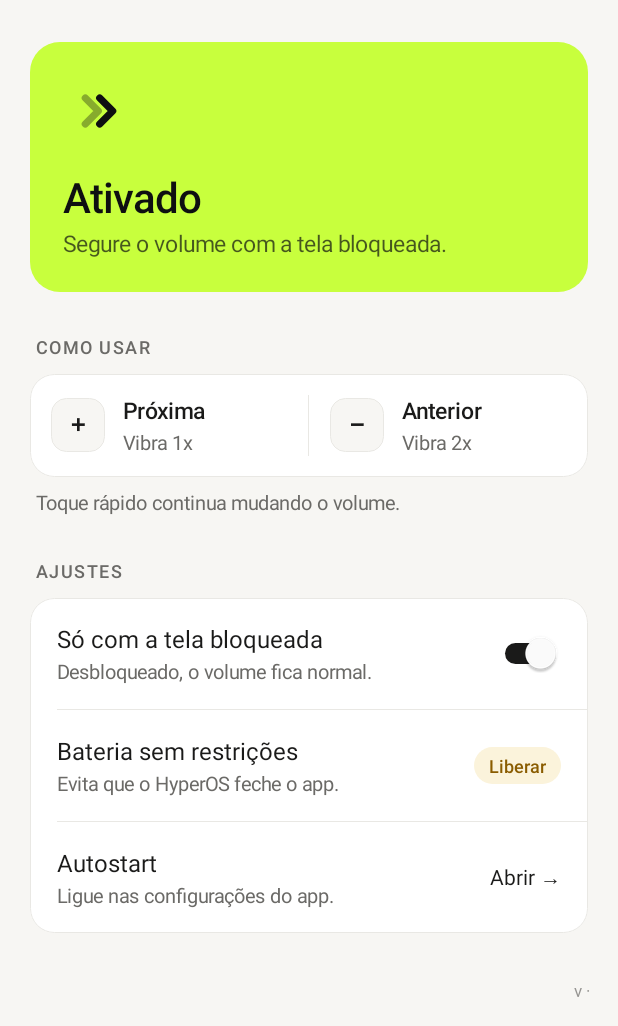
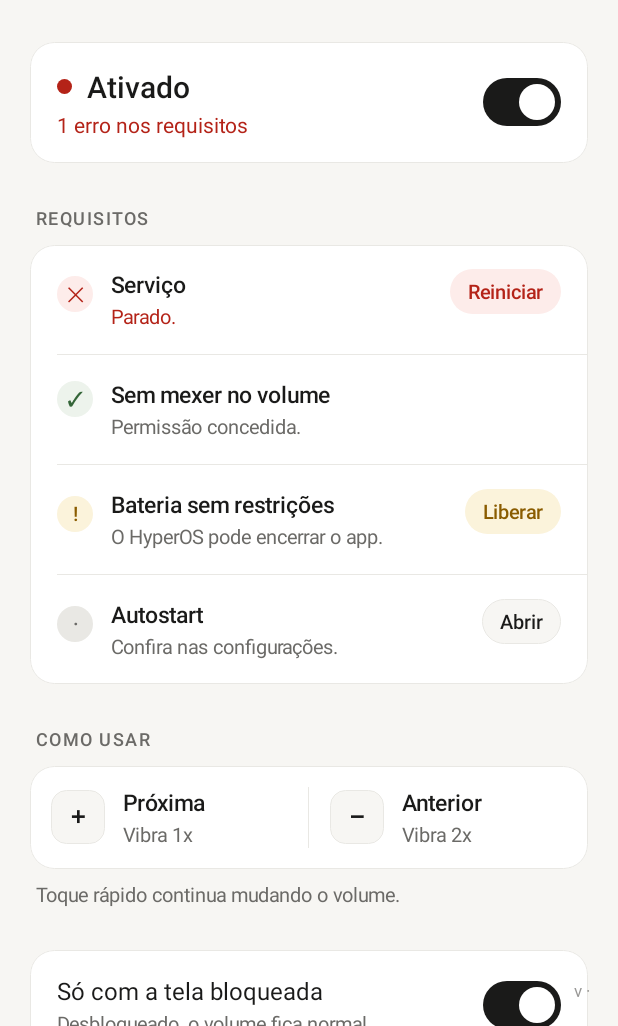
Before and after one commit to renanrmsantos14/RenanSkip, an Android app: the screen it shows after launch (MainActivity), after a tap on "Desligado", on a phone screen of 412 x 824 dp, the part 210-1236 px from its top. Run offline under Robolectric (Android 15) with nearby library versions, the phone set to English and light mode, and no system bars; libraries missing offline, so code that uses them is left out: org.lsposed.hiddenapibypass; network calls fail.

Commit message:
UI: status conciso, requisitos com estado e interruptor visível
- Status vira uma linha: ponto colorido + "Ativado/Desligado" + resumo
  ("Tudo pronto.", "Funciona, com N pendências" ou "N erros nos
  requisitos", em vermelho) e o interruptor à direita.
- Nova seção "Requisitos", cada item com selo ✓/!/✕/· e a ação só quando
  precisa: Serviço (rodando ou parado → Reiniciar), Sem mexer no volume
  (permissão do ADB; erro se concedida mas o toque longo não ativou →
  Reiniciar), Bateria sem restrições (Liberar) e Autostart (não
  detectável, só Abrir).
- SkipService expõe `running` e `longPressActive` (estáticos, mesmo
  processo) para a tela detectar erro de verdade; a tela redesenha
  700 ms depois de ligar ou reiniciar o serviço.
- Interruptor desenhado (Toggle) no lugar do Switch do sistema: ligado =
  trilho cheio (lima no escuro, tinta no claro) com bolinha contrastante;
  desligado = contorno de 2dp em cinza forte. Acessibilidade anuncia como
  switch com estado.
- "Só com a tela bloqueada" vai para um cartão próprio no fim; sai o
  bloco "Ajustes" e as pílulas antigas.

Co-Authored-By: Claude Opus 5.5 <noreply@anthropic.com>

```diff
--- a/app/src/main/java/br/renan/renanskip/MainActivity.java
+++ b/app/src/main/java/br/renan/renanskip/MainActivity.java
@@ -36,15 +36,15 @@ import android.widget.Toast;
 /** Tela única, monocromática: estado, como usar e ajustes. UI feita em código (sem AndroidX). */
 public class MainActivity extends Activity {
     // Paleta (claro / escuro): neutra, um único acento para "ativo" (lima da logo no escuro).
-    private int bg, surface, line, ink, muted, okFg, okBg, warnFg, warnBg;
+    private int bg, surface, line, ink, muted, okFg, okBg, warnFg, warnBg, errFg, errBg;
     private boolean dark;
     private float density;
 
     private SharedPreferences prefs;
-    private TextView statusTitle, statusLine, modePill, batteryPill, updateTitle;
-    private LinearLayout hero, settings;
-    private Chevrons heroIcon;
-    private View updateCard, lockedRow, modeRow, batRow, autoRow;
+    private TextView statusTitle, statusLine, updateTitle;
+    private View statusDot, updateCard;
+    private Toggle enabled;
+    private LinearLayout reqs;
     private Updater.Release release;
 
     @Override protected void onCreate(Bundle b) {
@@ -83,26 +83,38 @@ public class MainActivity extends Activity {
         pressable(updateCard, v -> installUpdate());
         col.addView(updateCard, spaced(12));
 
-        // Estado: o cartão inteiro é o botão de ligar/desligar
-        hero = new LinearLayout(this);
-        hero.setOrientation(LinearLayout.VERTICAL);
-        hero.setPadding(dp(22), dp(22), dp(22), dp(22));
-        hero.setBackground(heroBg(false));
-        heroIcon = new Chevrons(0, line, muted);
-        hero.addView(heroIcon, new LinearLayout.LayoutParams(dp(48), dp(48)));
-        statusTitle = text("", 28, ink, true);
-        statusTitle.setLetterSpacing(-0.02f);
-        statusTitle.setPadding(0, dp(14), 0, 0);
-        hero.addView(statusTitle);
-        statusLine = text("", 15, muted, false);
+        // Estado: uma linha, com resumo dos requisitos e o interruptor
+        LinearLayout status = card();
+        LinearLayout sRow = row();
+        LinearLayout sText = new LinearLayout(this);
+        sText.setOrientation(LinearLayout.VERTICAL);
+        LinearLayout sTitle = new LinearLayout(this);
+        sTitle.setGravity(Gravity.CENTER_VERTICAL);
+        statusDot = new View(this);
+        sTitle.addView(statusDot, new LinearLayout.LayoutParams(dp(10), dp(10)));
+        statusTitle = text("", 20, ink, true);
+        statusTitle.setPadding(dp(10), 0, 0, 0);
+        sTitle.addView(statusTitle);
+        statusLine = text("", 14, muted, false);
         statusLine.setPadding(0, dp(2), 0, 0);
-        hero.addView(statusLine);
-        pressable(hero, v -> {
-            prefs.edit().putBoolean(SkipService.KEY_ENABLED, !prefs.getBoolean(SkipService.KEY_ENABLED, false)).apply();
+        sText.addView(sTitle);
+        sText.addView(statusLine);
+        sRow.addView(sText, new LinearLayout.LayoutParams(0, -2, 1));
+        enabled = new Toggle(prefs.getBoolean(SkipService.KEY_ENABLED, false), on -> {
+            prefs.edit().putBoolean(SkipService.KEY_ENABLED, on).apply();
             SkipService.sync(this);
-            renderStatus();
+            render();
+            statusDot.postDelayed(this::render, 700); // o serviço sobe em seguida
         });
-        col.addView(hero, spaced(28));
+        sRow.addView(enabled, new LinearLayout.LayoutParams(dp(52), dp(32)));
+        status.addView(sRow);
+        pressable(status, v -> enabled.toggle());
+        col.addView(status, spaced(28));
+
+        // Requisitos: cada item com estado (ok, pendente, erro) e a ação para resolver
+        col.addView(label("Requisitos"));
+        reqs = card();
+        col.addView(reqs, spaced(28));
 
         // Como usar
         col.addView(label("Como usar"));
@@ -120,28 +132,24 @@ public class MainActivity extends Activity {
         note.setPadding(dp(4), 0, dp(4), dp(28));
         col.addView(note);
 
-        // Ajustes: só o que ainda precisa de atenção (ver renderSettings)
-        col.addView(label("Ajustes"));
-        settings = card();
-        Switch onlyLocked = toggle(prefs.getBoolean(SkipService.KEY_ONLY_LOCKED, true));
-        onlyLocked.setOnCheckedChangeListener((v, c) -> {
-            prefs.edit().putBoolean(SkipService.KEY_ONLY_LOCKED, c).apply();
-            renderStatus();
+        // Preferência
+        LinearLayout pref = card();
+        Toggle onlyLocked = new Toggle(prefs.getBoolean(SkipService.KEY_ONLY_LOCKED, true), on -> {
+            prefs.edit().putBoolean(SkipService.KEY_ONLY_LOCKED, on).apply();
+            render();
         });
-        lockedRow = settingRow("Só com a tela bloqueada", "Desbloqueado, o volume fica normal.", onlyLocked);
-        pressable(lockedRow, v -> onlyLocked.toggle());
-
-        modePill = pill();
-        modeRow = settingRow("Sem mexer no volume", "Libere uma vez pelo ADB.", modePill);
-        pressable(modeRow, v -> copyAdbCommand());
-
-        batteryPill = pill();
-        batRow = settingRow("Bateria sem restrições", "Evita que o HyperOS feche o app.", batteryPill);
-        pressable(batRow, v -> startActivity(new Intent(Settings.ACTION_REQUEST_IGNORE_BATTERY_OPTIMIZATIONS, Uri.parse("package:" + getPackageName()))));
-
-        autoRow = settingRow("Autostart", "Ligue nas configurações do app.", text("Abrir →", 14, ink, false));
-        pressable(autoRow, v -> startActivity(new Intent(Settings.ACTION_APPLICATION_DETAILS_SETTINGS, Uri.parse("package:" + getPackageName()))));
-        col.addView(settings, spaced(0));
+        LinearLayout lr = row();
+        LinearLayout lt = new LinearLayout(this);
+        lt.setOrientation(LinearLayout.VERTICAL);
+        lt.addView(text("Só com a tela bloqueada", 16, ink, false));
+        TextView ls = text("Desbloqueado, o volume fica normal.", 13, muted, false);
+        ls.setPadding(0, dp(2), 0, 0);
+        lt.addView(ls);
+        lr.addView(lt, new LinearLayout.LayoutParams(0, -2, 1));
+        lr.addView(onlyLocked, new LinearLayout.LayoutParams(dp(52), dp(32)));
+        pref.addView(lr);
+        pressable(pref, v -> onlyLocked.toggle());
+        col.addView(pref, spaced(0));
 
         ScrollView scroll = new ScrollView(this);
         scroll.setFillViewport(true);
@@ -165,49 +173,110 @@ public class MainActivity extends Activity {
 
     @Override protected void onResume() {
         super.onResume();
-        boolean ignoring = getSystemService(PowerManager.class).isIgnoringBatteryOptimizations(getPackageName());
-        setPill(batteryPill, "Liberar", false);
-        setPill(modePill, "Copiar ADB", false);
-        renderSettings(ignoring, LongPress.granted(this));
-        renderStatus();
         SkipService.sync(this);
+        render();
+        statusDot.postDelayed(this::render, 700);
         checkUpdate();
     }
 
-    private void renderStatus() {
+    private static final int OK = 0, WARN = 1, ERR = 2, INFO = 3;
+
+    /** Estado + requisitos. Conta como problema só o que dá para detectar (Autostart não dá). */
+    private void render() {
         boolean on = prefs.getBoolean(SkipService.KEY_ENABLED, false);
-        boolean onlyLocked = prefs.getBoolean(SkipService.KEY_ONLY_LOCKED, true);
+        boolean adb = LongPress.granted(this);
+        boolean battery = getSystemService(PowerManager.class).isIgnoringBatteryOptimizations(getPackageName());
+        boolean running = SkipService.running;
+
+        reqs.removeAllViews();
+        int errors = 0, pending = 0;
+
+        if (on) {
+            reqs.addView(reqRow(running ? OK : ERR, "Serviço",
+                    running ? "Rodando." : "Parado.",
+                    running ? null : "Reiniciar", v -> { SkipService.sync(this); statusDot.postDelayed(this::render, 700); }));
+            reqs.addView(divider());
+            if (!running) errors++;
+        }
+
+        boolean lpFailed = on && running && adb && !SkipService.longPressActive;
+        int adbState = lpFailed ? ERR : adb ? OK : WARN;
+        reqs.addView(reqRow(adbState, "Sem mexer no volume",
+                lpFailed ? "Permissão dada, mas não ativou. Reinicie o serviço."
+                        : adb ? "Permissão concedida."
+                        : "Sem ela o volume pisca e volta. Libere uma vez pelo ADB.",
+                lpFailed ? "Reiniciar" : adb ? null : "Copiar ADB",
+                v -> { if (lpFailed) restartService(); else if (!adb) copyAdbCommand(); }));
+        if (adbState == ERR) errors++; else if (adbState == WARN) pending++;
+
+        reqs.addView(divider());
+        reqs.addView(reqRow(battery ? OK : WARN, "Bateria sem restrições",
+                battery ? "Liberada." : "O HyperOS pode encerrar o app.",
+                battery ? null : "Liberar",
+                v -> startActivity(new Intent(Settings.ACTION_REQUEST_IGNORE_BATTERY_OPTIMIZATIONS, Uri.parse("package:" + getPackageName())))));
+        if (!battery) pending++;
+
+        reqs.addView(divider());
+        reqs.addView(reqRow(INFO, "Autostart", "Confira nas configurações.", "Abrir",
+                v -> startActivity(new Intent(Settings.ACTION_APPLICATION_DETAILS_SETTINGS, Uri.parse("package:" + getPackageName())))));
+
+        int state = !on ? INFO : errors > 0 ? ERR : pending > 0 ? WARN : OK;
         statusTitle.setText(on ? "Ativado" : "Desligado");
-        statusLine.setText(!on ? "Toque para ativar."
-                : onlyLocked ? "Segure o volume com a tela bloqueada."
-                : "Segure o volume com a música tocando.");
-        int onInk = 0xFF0E0F11;
-        statusTitle.setTextColor(on ? onInk : ink);
-        statusLine.setTextColor(on ? (onInk & 0xB3FFFFFF) : muted);
-        heroIcon.set(0, on ? (onInk & 0x59FFFFFF) : line, on ? onInk : muted);
-        Drawable fg = hero.getForeground();
-        hero.setBackground(heroBg(on));
-        hero.setForeground(fg);
-        hero.setContentDescription((on ? "Ativado" : "Desligado") + ". Toque para " + (on ? "desligar" : "ativar") + ".");
+        statusLine.setText(!on ? "Ligue para usar o volume como controle."
+                : errors > 0 ? (errors == 1 ? "1 erro nos requisitos" : errors + " erros nos requisitos")
+                : pending > 0 ? (pending == 1 ? "Funciona, com 1 pendência" : "Funciona, com " + pending + " pendências")
+                : "Tudo pronto.");
+        statusLine.setTextColor(state == ERR ? errFg : muted);
+        GradientDrawable dot = new GradientDrawable();
+        dot.setShape(GradientDrawable.OVAL);
+        dot.setColor(stateFg(state, muted));
+        statusDot.setBackground(dot);
+        enabled.setOn(on);
     }
 
-    /** Mostra só os ajustes pendentes; "Só com a tela bloqueada" e Autostart (não detectável) ficam sempre. */
-    private void renderSettings(boolean batteryOk, boolean modeOk) {
-        settings.removeAllViews();
-        settings.addView(lockedRow);
-        if (!modeOk) { settings.addView(divider()); settings.addView(modeRow); }
-        if (!batteryOk) { settings.addView(divider()); settings.addView(batRow); }
-        settings.addView(divider());
-        settings.addView(autoRow);
+    private void restartService() {
+        stopService(new Intent(this, SkipService.class));
+        SkipService.sync(this);
+        statusDot.postDelayed(this::render, 700);
     }
 
-    /** Ligado: lima da marca, cheio. Desligado: cartão neutro com borda. */
-    private GradientDrawable heroBg(boolean on) {
-        GradientDrawable d = new GradientDrawable();
-        d.setCornerRadius(dp(20));
-        d.setColor(on ? 0xFFC8FF3D : surface);
-        if (!on) d.setStroke(Math.max(1, dp(1) / 2), line);
-        return d;
+    private int stateFg(int st, int fallback) {
+        return st == OK ? okFg : st == WARN ? warnFg : st == ERR ? errFg : fallback;
+    }
+
+    /** Linha de requisito: selo (✓ ! ✕ ·), título, uma frase e, se houver, a ação. */
+    private View reqRow(int st, String titleText, String subText, String action, View.OnClickListener click) {
+        LinearLayout r = row();
+        r.setGravity(Gravity.TOP);
+        TextView badge = text(st == OK ? "✓" : st == WARN ? "!" : st == ERR ? "✕" : "·", 13, stateFg(st, muted), true);
+        badge.setGravity(Gravity.CENTER);
+        GradientDrawable bd = new GradientDrawable();
+        bd.setShape(GradientDrawable.OVAL);
+        bd.setColor(st == OK ? okBg : st == WARN ? warnBg : st == ERR ? errBg : line);
+        badge.setBackground(bd);
+        LinearLayout.LayoutParams blp = new LinearLayout.LayoutParams(dp(24), dp(24));
+        blp.topMargin = dp(1);
+        r.addView(badge, blp);
+        LinearLayout t = new LinearLayout(this);
+        t.setOrientation(LinearLayout.VERTICAL);
+        t.setPadding(dp(12), 0, dp(12), 0);
+        t.addView(text(titleText, 15, ink, true));
+        TextView s = text(subText, 13, st == ERR ? errFg : muted, false);
+        s.setPadding(0, dp(2), 0, 0);
+        t.addView(s);
+        r.addView(t, new LinearLayout.LayoutParams(0, -2, 1));
+        if (action != null) {
+            TextView a = text(action, 13, st == ERR ? errFg : st == WARN ? warnFg : ink, true);
+            a.setPadding(dp(12), dp(6), dp(12), dp(6));
+            GradientDrawable ad = new GradientDrawable();
+            ad.setCornerRadius(dp(999));
+            ad.setColor(st == ERR ? errBg : st == WARN ? warnBg : bg);
+            if (st == INFO) ad.setStroke(Math.max(1, dp(1) / 2), line);
+            a.setBackground(ad);
+            r.addView(a);
+            pressable(r, click);
+        }
+        return r;
     }
 
     private void copyAdbCommand() {
@@ -266,6 +335,8 @@ public class MainActivity extends Activity {
         okBg = dark ? 0xFF232B14 : 0xFFEDF3EC;
         warnFg = dark ? 0xFFF5B94A : 0xFF8A5C00;
         warnBg = dark ? 0xFF2E2410 : 0xFFFBF3DB;
+        errFg = dark ? 0xFFFF7A70 : 0xFFB42318;
+        errBg = dark ? 0xFF3A1815 : 0xFFFDECEA;
     }
 
     private void systemBars() {
@@ -355,31 +426,6 @@ public class MainActivity extends Activity {
         return t;
     }
 
-    private TextView pill() {
-        TextView p = text("", 12, ink, true);
-        p.setPadding(dp(10), dp(4), dp(10), dp(4));
-        return p;
-    }
-
-    private void setPill(TextView p, String s, boolean ok) {
-        p.setText(s);
-        p.setTextColor(ok ? okFg : warnFg);
-        GradientDrawable d = new GradientDrawable();
-        d.setCornerRadius(dp(999));
-        d.setColor(ok ? okBg : warnBg);
-        p.setBackground(d);
-    }
-
-    private Switch toggle(boolean checked) {
-        Switch s = new Switch(this);
-        s.setChecked(checked);
-        int[][] states = {{android.R.attr.state_checked}, {}};
-        s.setThumbTintList(new ColorStateList(states, new int[]{dark ? bg : surface, dark ? muted : 0xFFFFFFFF}));
-        s.setTrackTintList(new ColorStateList(states, new int[]{dark ? okFg : ink, line}));
-        s.setTrackTintMode(android.graphics.PorterDuff.Mode.SRC);
-        return s;
-    }
-
     private TextView text(String s, float sp, int color, boolean medium) {
         TextView t = new TextView(this);
         t.setText(s);
@@ -432,4 +478,53 @@ public class MainActivity extends Activity {
             c.drawPath(path, p);
         }
     }
+
+    /** Interruptor desenhado: ligado = trilho cheio (lima no escuro, tinta no claro); desligado = contorno forte. */
+    private class Toggle extends View {
+        private boolean on;
+        private final java.util.function.Consumer<Boolean> onChange;
+        private final Paint p = new Paint(Paint.ANTI_ALIAS_FLAG);
+
+        Toggle(boolean on, java.util.function.Consumer<Boolean> onChange) {
+            super(MainActivity.this);
+            this.on = on;
+            this.onChange = onChange;
+            setClickable(true);
+            setOnClickListener(v -> toggle());
+        }
+
+        void toggle() {
+            on = !on;
+            invalidate();
+            onChange.accept(on);
+            sendAccessibilityEvent(android.view.accessibility.AccessibilityEvent.TYPE_VIEW_CLICKED);
+        }
+
+        void setOn(boolean v) { on = v; invalidate(); }
+
+        @Override protected void onDraw(Canvas c) {
+            float w = getWidth(), h = getHeight(), r = h / 2f, sw = dp(2);
+            if (on) {
+                p.setStyle(Paint.Style.FILL);
+                p.setColor(dark ? okFg : ink);
+                c.drawRoundRect(0, 0, w, h, r, r, p);
+                p.setColor(dark ? bg : 0xFFFFFFFF);
+                c.drawCircle(w - r, r, r - dp(4), p);
+            } else {
+                p.setStyle(Paint.Style.STROKE);
+                p.setStrokeWidth(sw);
+                p.setColor(muted);
+                c.drawRoundRect(sw / 2, sw / 2, w - sw / 2, h - sw / 2, r, r, p);
+                p.setStyle(Paint.Style.FILL);
+                c.drawCircle(r, r, r - dp(8), p);
+            }
+        }
+
+        @Override public void onInitializeAccessibilityNodeInfo(android.view.accessibility.AccessibilityNodeInfo info) {
+            super.onInitializeAccessibilityNodeInfo(info);
+            info.setClassName(Switch.class.getName());
+            info.setCheckable(true);
+            info.setChecked(on);
+        }
+    }
 }
--- a/app/src/main/java/br/renan/renanskip/SkipService.java
+++ b/app/src/main/java/br/renan/renanskip/SkipService.java
@@ -30,6 +30,8 @@ import android.view.KeyEvent;
  */
 public class SkipService extends Service {
     static final String PREFS = "prefs", KEY_ENABLED = "enabled", KEY_ONLY_LOCKED = "only_locked";
+    /** Estado lido pela tela (mesmo processo). */
+    static volatile boolean running, longPressActive;
     private static final String ACTION_VOLUME = "android.media.VOLUME_CHANGED_ACTION";
     private static final String EXTRA_TYPE = "android.media.EXTRA_VOLUME_STREAM_TYPE";
     private static final String EXTRA_VALUE = "android.media.EXTRA_VOLUME_STREAM_VALUE";
@@ -65,6 +67,8 @@ public class SkipService extends Service {
         super.onCreate();
         audio = getSystemService(AudioManager.class);
         longPress = LongPress.start(this, handler, this::onLongPress);
+        running = true;
+        longPressActive = longPress != null;
         if (longPress == null) { // sem a permissão do ADB: detecta pela mudança de volume
             IntentFilter f = new IntentFilter(ACTION_VOLUME);
             if (Build.VERSION.SDK_INT >= 33) registerReceiver(receiver, f, Context.RECEIVER_EXPORTED);
@@ -80,11 +84,14 @@ public class SkipService extends Service {
         if (longPress == null && LongPress.granted(this)) { // permissão dada pelo ADB com o serviço rodando
             longPress = LongPress.start(this, handler, this::onLongPress);
             if (longPress != null) unregisterReceiver(receiver);
+            longPressActive = longPress != null;
         }
         return START_STICKY;
     }
 
     @Override public void onDestroy() {
+        running = false;
+        longPressActive = false;
         if (longPress != null) longPress.stop();
         else unregisterReceiver(receiver);
         handler.removeCallbacksAndMessages(null);
```
